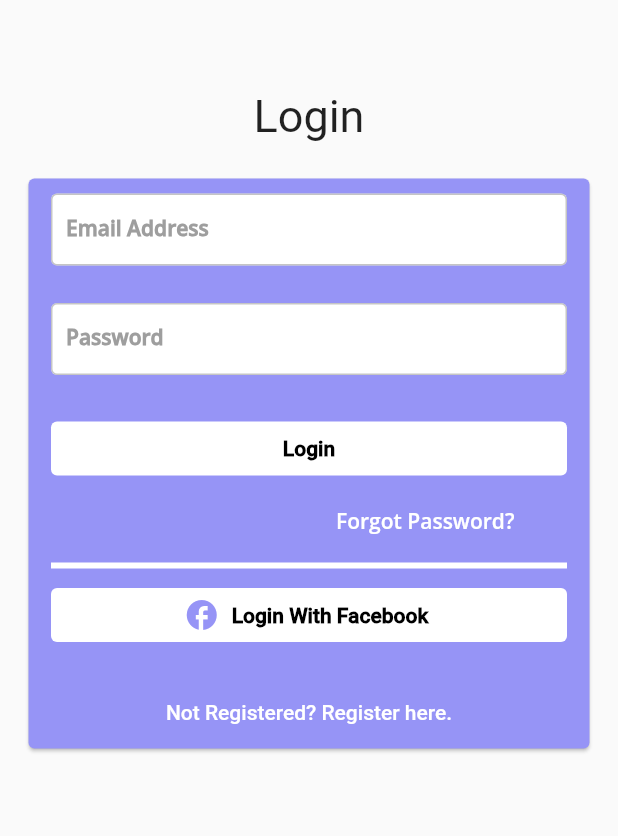
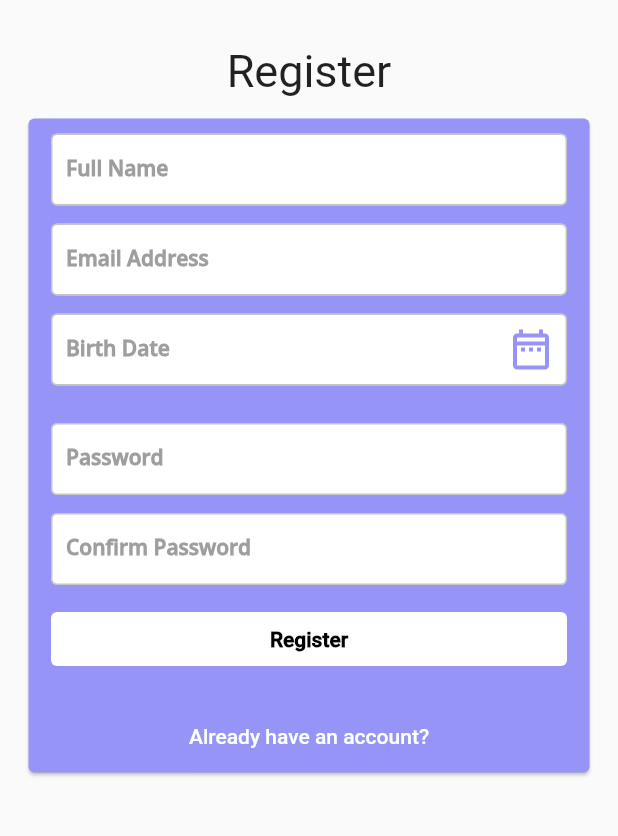
Before and after one commit to albertoazinar/book-gallery, a Flutter app: the screen it shows after launch, on a phone screen of 412 x 824 dp, the part 171-1007 px from its top. Run offline on Flutter 3.47's test engine with Material 2 defaults, Android fonts, the phone set to English and light mode, and no system bars; our stand-ins replace flutter_svg.

Commit message:
register page ready for functions

```diff
--- a/lib/main.dart
+++ b/lib/main.dart
@@ -1,5 +1,6 @@
 
 import 'package:book_gallery/screens/login.dart';
+import 'package:book_gallery/screens/register.dart';
 import 'package:flutter/material.dart';
 
 void main() {
@@ -26,7 +27,7 @@ class MyApp extends StatelessWidget {
                   TextStyle(fontWeight: FontWeight.bold))),
         ),
       ),
-      home: Login(),
+      home: Register(),
     );
   }
 }
--- a/lib/screens/login.dart
+++ b/lib/screens/login.dart
@@ -1,3 +1,4 @@
+import 'package:book_gallery/widgets/logo.dart';
 import 'package:flutter/material.dart';
 
 class Login extends StatefulWidget {
@@ -10,28 +11,12 @@ class Login extends StatefulWidget {
 
 
 class _LoginState extends State<Login> {
-  Widget Logo(){
-    return Container(
-      child:
-      Padding(
-        padding: const EdgeInsets.only(left: 55),
-        child: Text(
-          "Book Gallery",
-          style: TextStyle(
-            fontFamily:'OpenSans',
-            color: Theme.of(context).accentColor,
-            fontSize: 40,
-          ),
-          textAlign: TextAlign.right,
-        ),
-      ),
-    );
-  }
 
   @override
   Widget build(BuildContext context) {
     return Scaffold(
-      body: Center(
+      body: SingleChildScrollView(
+        child: Center(
         child: Column(
                   children: [
                         SizedBox(
@@ -231,6 +216,7 @@ class _LoginState extends State<Login> {
                         )
                   ],
              ),
+          ),
       )
     );
   }
--- /dev/null
+++ b/lib/screens/register.dart
@@ -0,0 +1,274 @@
+import 'package:book_gallery/widgets/logo.dart';
+import 'package:flutter/material.dart';
+import 'package:flutter_svg/svg.dart';
+
+class Register extends StatefulWidget {
+  const Register({Key? key}) : super(key: key);
+
+  @override
+  _RegisterState createState() => _RegisterState();
+}
+
+class _RegisterState extends State<Register> {
+
+
+  @override
+  Widget build(BuildContext context) {
+    return Scaffold(
+        body: SingleChildScrollView(
+          child: Center(
+            child: Column(
+              children: [
+                SizedBox(
+                  height: 60,
+                ),
+                Logo(),
+                SizedBox(
+                  height: 30,
+                ),
+                Text(
+                  "Register",
+                  style: TextStyle(
+                      fontFamily: 'Roboto',
+                      fontSize: 30
+                  ),
+                ),
+                SizedBox(
+                  height: 10,
+                ),
+                Padding(
+                  padding: const EdgeInsets.symmetric(horizontal: 15),
+                  child: Card(
+                    color: Theme.of(context).accentColor,
+                    child: Form(
+                        child: Container(
+                          child: Column(
+                            children: [
+                              SizedBox(height: 10),
+                              Padding(
+                                padding: const EdgeInsets.symmetric(horizontal: 15),
+                                child: TextFormField(
+                                  keyboardType: TextInputType.emailAddress,
+
+                                  decoration: InputDecoration(
+                                    labelText: "Full Name",
+                                    contentPadding: EdgeInsets.symmetric(vertical: 10.0, horizontal: 10.0),
+                                    fillColor: Colors.white,
+                                    filled: true,
+                                    border: OutlineInputBorder(),
+                                    focusedBorder: OutlineInputBorder(
+                                      borderSide:
+                                      BorderSide(color: Theme
+                                          .of(context)
+                                          .primaryColor, width: 1),
+                                    ),
+                                    labelStyle: TextStyle(
+                                        fontWeight: FontWeight.w800,
+                                        color: Colors.grey.shade500,
+                                        fontSize: 14
+                                    ),
+                                    enabledBorder: OutlineInputBorder(
+                                      borderSide: BorderSide(width: 1, color: Colors.grey.withOpacity(.6)),
+                                    ),
+                                  ),
+                                ),
+                              ),
+                              SizedBox(
+                                height: 12,
+                              ),
+                              Padding(
+                                padding: const EdgeInsets.symmetric(horizontal: 15),
+                                child: TextFormField(
+                                  keyboardType: TextInputType.emailAddress,
+
+                                  decoration: InputDecoration(
+                                    labelText: "Email Address",
+                                    contentPadding: EdgeInsets.symmetric(vertical: 10.0, horizontal: 10.0),
+                                    fillColor: Colors.white,
+                                    filled: true,
+                                    border: OutlineInputBorder(),
+                                    focusedBorder: OutlineInputBorder(
+                                      borderSide:
+                                      BorderSide(color: Theme
+                                          .of(context)
+                                          .primaryColor, width: 1),
+                                    ),
+                                    labelStyle: TextStyle(
+                                        fontWeight: FontWeight.w800,
+                                        color: Colors.grey.shade500,
+                                        fontSize: 14
+                                    ),
+                                    enabledBorder: OutlineInputBorder(
+                                      borderSide: BorderSide(width: 1, color: Colors.grey.withOpacity(.6)),
+                                    ),
+                                  ),
+                                ),
+                              ),
+
+                              SizedBox(height: 12),
+
+                              Padding(
+                                padding: const EdgeInsets.symmetric(horizontal: 15),
+                                child: TextFormField(
+                                  decoration: InputDecoration(
+                                    labelText: "Birth Date",
+                                    contentPadding: EdgeInsets.symmetric(vertical: 10.0, horizontal: 10.0),
+                                    fillColor: Colors.white,
+                                    filled: true,
+                                    border: OutlineInputBorder(),
+                                    focusedBorder: OutlineInputBorder(
+                                      borderSide:
+                                      BorderSide(color: Theme
+                                          .of(context)
+                                          .primaryColor, width: 1),
+                                    ),
+                                    labelStyle: TextStyle(
+                                        fontWeight: FontWeight.w800,
+                                        color: Colors.grey.shade500,
+                                        fontSize: 14
+                                    ),
+                                    enabledBorder: OutlineInputBorder(
+                                      borderSide: BorderSide(width: 1, color: Colors.grey.withOpacity(.6)),
+                                    ),
+                                  suffixIcon: IconButton(
+                                    onPressed: (){
+                                      showDatePicker(
+                                        context: context,
+                                        initialDate:
+                                        DateTime(DateTime.now().year - 4),
+                                        firstDate: DateTime(1921),
+                                        lastDate: DateTime(DateTime.now().year - 2),
+                                      ).then((date) {
+
+                                        });
+                                      },
+                                    icon: SvgPicture.asset(
+                                        "assets/icons/calendar.svg",
+                                        color: Theme.of(context).accentColor,
+                                        width: 40,
+                                    ),
+                                   )
+                                  ),
+                                ),
+                              ),
+                              SizedBox(
+                                height: 25,
+                              ),
+
+                              Padding(
+                                padding: const EdgeInsets.symmetric(horizontal: 15),
+                                child: TextFormField(
+                                  keyboardType: TextInputType.emailAddress,
+
+                                  decoration: InputDecoration(
+                                    labelText: "Password",
+                                    contentPadding: EdgeInsets.symmetric(vertical: 10.0, horizontal: 10.0),
+                                    fillColor: Colors.white,
+                                    filled: true,
+                                    border: OutlineInputBorder(),
+                                    focusedBorder: OutlineInputBorder(
+                                      borderSide:
+                                      BorderSide(color: Theme
+                                          .of(context)
+                                          .primaryColor, width: 1),
+                                    ),
+                                    labelStyle: TextStyle(
+                                        fontWeight: FontWeight.w800,
+                                        color: Colors.grey.shade500,
+                                        fontSize: 14
+                                    ),
+                                    enabledBorder: OutlineInputBorder(
+                                      borderSide: BorderSide(width: 1, color: Colors.grey.withOpacity(.6)),
+                                    ),
+                                  ),
+                                ),
+                              ),
+                              SizedBox(
+                                height: 12,
+                              ),
+                              Padding(
+                                padding: const EdgeInsets.symmetric(horizontal: 15),
+                                child: TextFormField(
+                                  keyboardType: TextInputType.emailAddress,
+
+                                  decoration: InputDecoration(
+                                    labelText: "Confirm Password",
+                                    contentPadding: EdgeInsets.symmetric(vertical: 10.0, horizontal: 10.0),
+                                    fillColor: Colors.white,
+                                    filled: true,
+                                    border: OutlineInputBorder(),
+                                    focusedBorder: OutlineInputBorder(
+                                      borderSide:
+                                      BorderSide(color: Theme
+                                          .of(context)
+                                          .primaryColor, width: 1),
+                                    ),
+                                    labelStyle: TextStyle(
+                                        fontWeight: FontWeight.w800,
+                                        color: Colors.grey.shade500,
+                                        fontSize: 14
+                                    ),
+                                    enabledBorder: OutlineInputBorder(
+                                      borderSide: BorderSide(width: 1, color: Colors.grey.withOpacity(.6)),
+                                    ),
+                                  ),
+                                ),
+                              ),
+                              SizedBox(
+                                height: 12,
+                              ),
+                              Container(
+                                width: MediaQuery
+                                    .of(context)
+                                    .size
+                                    .width,
+                                child: Padding(
+                                  padding: const EdgeInsets.symmetric(horizontal: 15),
+                                  child: ElevatedButton(
+                                    onPressed: (){},
+                                    child: Text(
+                                      "Register",
+                                      style: TextStyle(
+                                          color: Colors.black
+                                      ),
+                                    ),
+                                    style: ButtonStyle(
+                                        backgroundColor: MaterialStateProperty
+                                            .all(Theme
+                                            .of(
+                                            context)
+                                            .primaryColor)
+                                    ),
+                                  ),
+                                ),
+                              ),
+
+                              SizedBox(
+                                height: 17,
+                              ),
+                              Padding(
+                                padding: const EdgeInsets.symmetric(horizontal:35),
+                                child: TextButton(
+                                  onPressed: (){},
+                                  child: Text(
+                                    "Already have an account?",
+                                    style: TextStyle(
+                                        color: Colors.white,
+                                        fontFamily: 'Roboto'
+                                    ),
+                                  ),
+                                ),
+                              ),
+                            ],
+                          ),
+                        )
+                    ),
+                  ),
+                )
+              ],
+            ),
+          ),
+        )
+    );
+  }
+}
--- /dev/null
+++ b/lib/widgets/logo.dart
@@ -0,0 +1,24 @@
+import 'package:flutter/material.dart';
+
+class Logo extends StatelessWidget {
+  const Logo({Key? key}) : super(key: key);
+
+  @override
+  Widget build(BuildContext context) {
+    return Container(
+      child:
+      Padding(
+        padding: const EdgeInsets.only(left: 55),
+        child: Text(
+          "Book Gallery",
+          style: TextStyle(
+            fontFamily:'OpenSans',
+            color: Theme.of(context).accentColor,
+            fontSize: 40,
+          ),
+          textAlign: TextAlign.right,
+        ),
+      ),
+    );
+  }
+}
--- a/pubspec.yaml
+++ b/pubspec.yaml
@@ -25,9 +25,11 @@ dependencies:
     sdk: flutter
 
 
+
   # The following adds the Cupertino Icons font to your application.
   # Use with the CupertinoIcons class for iOS style icons.
   cupertino_icons: ^1.0.2
+  flutter_svg: ^0.22.0
 
 dev_dependencies:
   flutter_test:
@@ -56,7 +58,8 @@ flutter:
   # assets:
   #   - images/a_dot_burr.jpeg
   #   - images/a_dot_ham.jpeg
-
+  assets:
+    - assets/icons/
   # An image asset can refer to one or more resolution-specific "variants", see
   # https://flutter.dev/assets-and-images/#resolution-aware.
 
```
Also changed, not shown: assets/icons/calendar.svg (added), assets/icons/favorite_black_24dp.svg (added), assets/icons/favorite_border_black_24dp.svg (added), assets/icons/menu_book_black_24dp.svg (added), assets/icons/person_outline_black_24dp.svg (added), pubspec.lock. Lines whose indentation alone changed are shown as unchanged.
